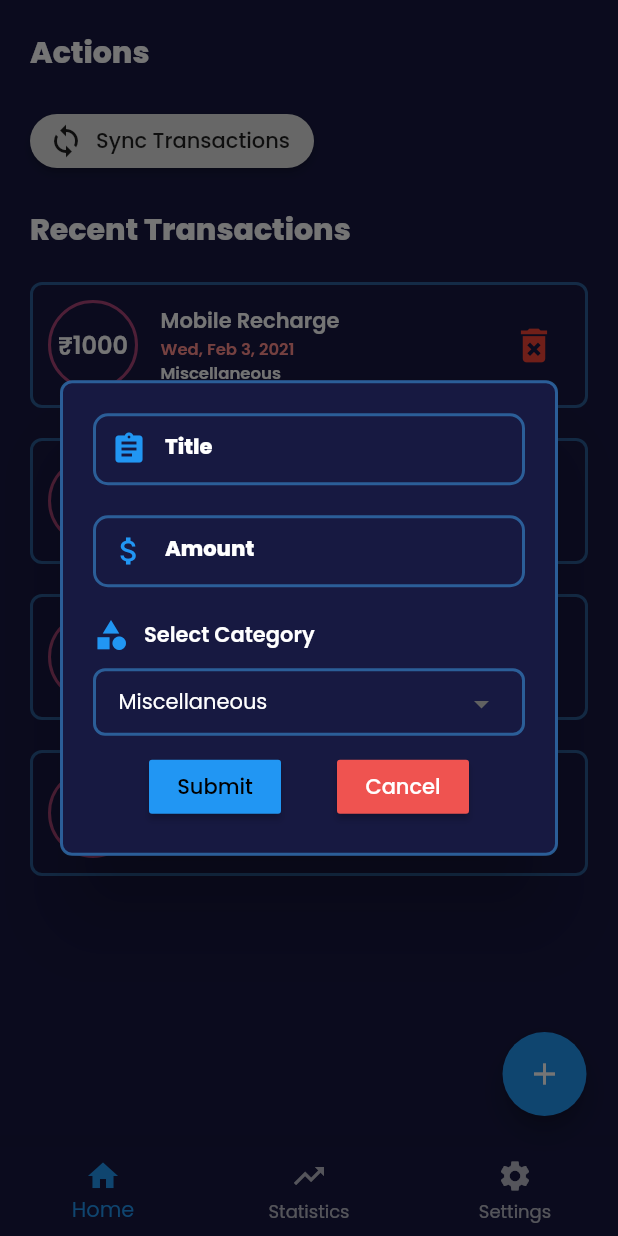
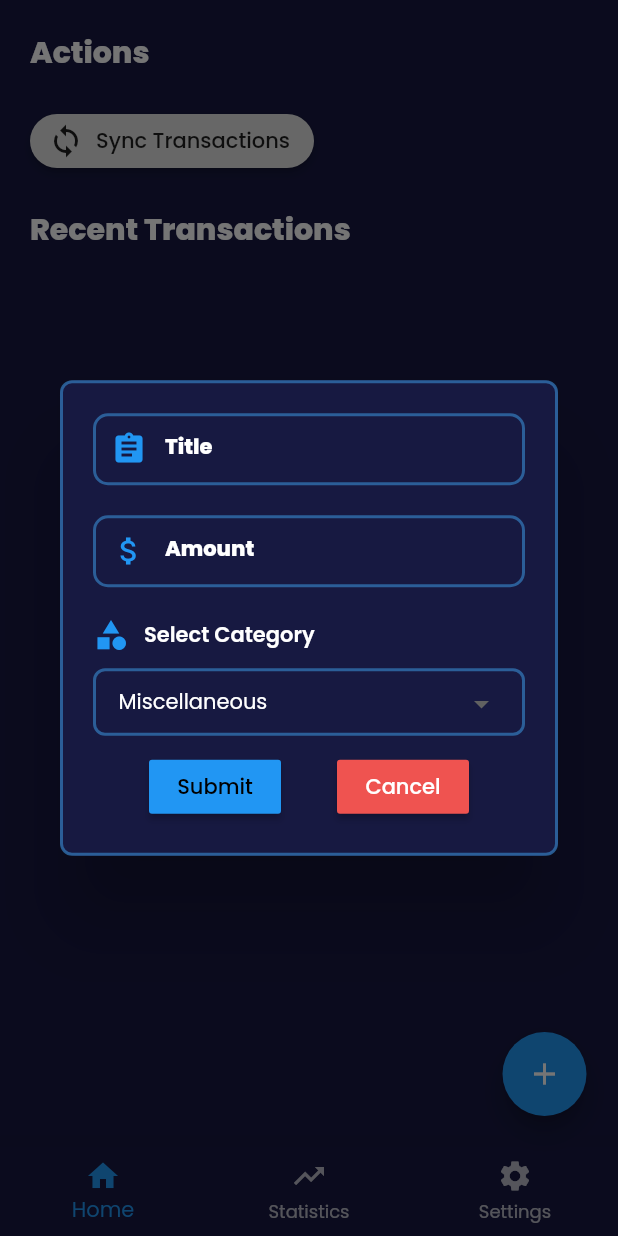
Before and after one commit to CrypticPoet/ExpenseTracker, a Flutter app: the screen it shows after launch, after a tap on the "add" icon, on a phone screen of 412 x 824 dp. Run offline on Flutter 3.47's test engine with Material 2 defaults, Android fonts, the phone set to English and light mode, and no system bars; our stand-ins replace google_fonts; missing offline and left inert: sms.

Commit message:
Added function call to addTransaction for message sync

```diff
--- a/expense_tracker/lib/screens/home_screen.dart
+++ b/expense_tracker/lib/screens/home_screen.dart
@@ -1,5 +1,4 @@
 import 'package:flutter/material.dart';
-import 'package:expense_tracker/screens/widgets/summary_chart.dart';
 import 'package:expense_tracker/screens/widgets/transaction_list.dart';
 import 'package:expense_tracker/constants.dart';
 import 'package:expense_tracker/models/transaction.dart';
@@ -27,9 +26,10 @@ class HomeScreen extends StatelessWidget {
         SizedBox(height: 20),
         Text('Recent Transactions', style: kHeading1Style),
         SizedBox(height: 20),
-        TransactionList(
-            transactions.where((tx) => tx.date.isAfter(DateTime.now().subtract(Duration(days: 1)))).toList(),
-            deleteHandler),
+        TransactionList(transactions, deleteHandler)
+        // TransactionList(
+        //     transactions.where((tx) => tx.date.isAfter(DateTime.now().subtract(Duration(days: 1)))).toList(),
+        //     deleteHandler),
       ],
     );
   }
--- a/expense_tracker/lib/screens/screen.dart
+++ b/expense_tracker/lib/screens/screen.dart
@@ -15,22 +15,7 @@ class Screen extends StatefulWidget {
 
 class _ScreenState extends State<Screen> {
   var selectedIndex = 0;
-  final List<Transaction> transactions = [
-    Transaction(title: 'Mobile Recharge', amount: 1000, date: DateTime.now()),
-    Transaction(title: 'Samosas', amount: 10, date: DateTime.now()),
-    Transaction(title: 'Patties', amount: 20, date: DateTime.now()),
-    Transaction(title: 'Practical Copy', amount: 50, date: DateTime.now()),
-    Transaction(title: 'ParleG', amount: 50, date: DateTime.now().subtract(Duration(days: 1))),
-    Transaction(title: 'ParleG', amount: 500, date: DateTime.now().subtract(Duration(days: 1))),
-    Transaction(title: 'ParleG', amount: 500, date: DateTime.now().subtract(Duration(days: 1))),
-    Transaction(title: 'ParleG', amount: 50, date: DateTime.now().subtract(Duration(days: 3))),
-    Transaction(title: 'ParleG', amount: 500, date: DateTime.now().subtract(Duration(days: 3))),
-    Transaction(title: 'ParleG', amount: 50, date: DateTime.now().subtract(Duration(days: 5))),
-    Transaction(title: 'ParleG', amount: 400, date: DateTime.now().subtract(Duration(days: 5))),
-    Transaction(title: 'ParleG', amount: 1020, date: DateTime.now().subtract(Duration(days: 6))),
-    Transaction(title: 'ParleG', amount: 100, date: DateTime.now().subtract(Duration(days: 6))),
-    Transaction(title: 'ParleG', amount: 5, date: DateTime.now().subtract(Duration(days: 3))),
-  ];
+  final List<Transaction> transactions = [];
 
   final title = TextEditingController();
   final amount = TextEditingController();
@@ -38,7 +23,7 @@ class _ScreenState extends State<Screen> {
   // SMS fetch settings
   SmsQuery query = new SmsQuery();
   List messages = new List();
-  DateTime lastSync = DateTime.now().subtract(Duration(days: 600000));
+  DateTime lastSync = DateTime.now().subtract(Duration(days: 365));
 
   _fetchSMS() async {
     messages = await query.getAllSms;
@@ -61,55 +46,38 @@ class _ScreenState extends State<Screen> {
           DateTime dt = DateTime.now();
           if (reg1.hasMatch(str1)) {
             Match firstMatch = reg1.firstMatch(str1);
-            amou =
-                int.parse(str1.substring(firstMatch.start + 2, firstMatch.end));
+            amou = int.parse(str1.substring(firstMatch.start + 2, firstMatch.end));
             tit = messages[i].address;
             dt = messages[i].date;
-            print(tit);
-            print(amou);
-            print(dt);
           } else if (reg2.hasMatch(str1)) {
             Match firstMatch = reg2.firstMatch(str1);
-            amou =
-                int.parse(str1.substring(firstMatch.start + 3, firstMatch.end));
+            amou = int.parse(str1.substring(firstMatch.start + 3, firstMatch.end));
             tit = messages[i].address;
             dt = messages[i].date;
-            print(tit);
-            print(amou);
-            print(dt);
           } else if (reg3.hasMatch(str1)) {
             Match firstMatch = reg3.firstMatch(str1);
-            amou =
-                int.parse(str1.substring(firstMatch.start + 3, firstMatch.end));
+            amou = int.parse(str1.substring(firstMatch.start + 3, firstMatch.end));
             tit = messages[i].address;
             dt = messages[i].date;
-            print(tit);
-            print(amou);
-            print(dt);
           } else if (reg4.hasMatch(str1)) {
             Match firstMatch = reg4.firstMatch(str1);
-            amou =
-                int.parse(str1.substring(firstMatch.start, firstMatch.end - 4));
+            amou = int.parse(str1.substring(firstMatch.start, firstMatch.end - 4));
             tit = messages[i].address;
             dt = messages[i].date;
-            print(tit);
-            print(amou);
-            print(dt);
           } else if (reg5.hasMatch(str1)) {
             Match firstMatch = reg5.firstMatch(str1);
-            amou =
-                int.parse(str1.substring(firstMatch.start + 4, firstMatch.end));
+            amou = int.parse(str1.substring(firstMatch.start + 4, firstMatch.end));
             tit = messages[i].address;
             dt = messages[i].date;
-            print(tit);
-            print(amou);
-            print(dt);
           }
-          //print(messages[i].date);
+          var tx = Transaction(amount: amou, category: 'UPI / Online', date: dt, title: tit);
+          setState(() {
+            transactions.insert(0, tx);
+            lastSync = DateTime.now();
+          });
         }
       }
     }
-    lastSync = DateTime.now();
   }
 
   void _deleteTransaction(int index) {
--- a/expense_tracker/lib/screens/stats_screen.dart
+++ b/expense_tracker/lib/screens/stats_screen.dart
@@ -16,7 +16,7 @@ class StatsScreen extends StatelessWidget {
         Text('This Week', style: kHeading1Style),
         SummaryChart(
           transactions: transactions,
-        )
+        ),
       ],
     );
   }
--- a/expense_tracker/lib/screens/widgets/add_transaction_modal.dart
+++ b/expense_tracker/lib/screens/widgets/add_transaction_modal.dart
@@ -1,6 +1,4 @@
 import 'package:flutter/material.dart';
-import 'package:google_fonts/google_fonts.dart';
-
 import '../../constants.dart';
 import 'custom_text_field.dart';
 
```
Also changed, not shown: expense_tracker/lib/screens/widgets/summary_chart.dart (+2 -5 lines), expense_tracker/lib/utils/utilFunctions.dart (added, +20 -0 lines).
